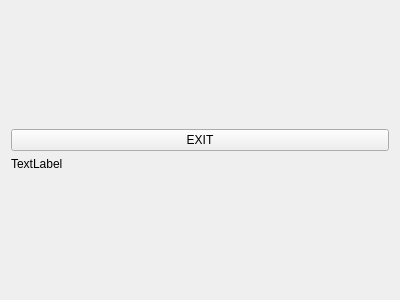
This is src/mainwindow.ui in MrFrangipane/frangitron-raspberry as Qt 5 draws it before an edit. The edited form follows.
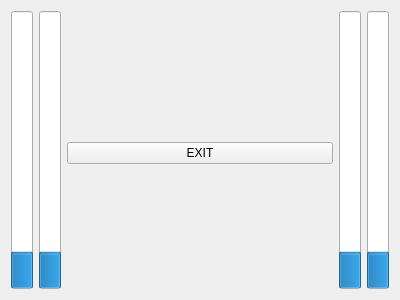
This is the edited form.

The edit to the form file:
```diff
--- a/src/mainwindow.ui
+++ b/src/mainwindow.ui
@@ -13,22 +13,20 @@
   <property name="windowTitle">
    <string>MainWindow</string>
   </property>
+  <property name="styleSheet">
+   <string notr="true">QProgressBar::chunk::vertical {
+	height: 1 px;
+}</string>
+  </property>
   <layout class="QGridLayout" name="gridLayout">
-   <item row="2" column="0">
-    <widget class="QLabel" name="label">
-     <property name="text">
-      <string>TextLabel</string>
-     </property>
-    </widget>
-   </item>
-   <item row="1" column="0">
+   <item row="1" column="2">
     <widget class="QPushButton" name="exit">
      <property name="text">
       <string>EXIT</string>
      </property>
     </widget>
    </item>
-   <item row="0" column="0">
+   <item row="0" column="2">
     <spacer name="verticalSpacer">
      <property name="orientation">
       <enum>Qt::Vertical</enum>
@@ -41,7 +39,7 @@
      </property>
     </spacer>
    </item>
-   <item row="3" column="0">
+   <item row="2" column="2">
     <spacer name="verticalSpacer_2">
      <property name="orientation">
       <enum>Qt::Vertical</enum>
@@ -54,6 +52,73 @@
      </property>
     </spacer>
    </item>
+   <item row="0" column="0" rowspan="3">
+    <widget class="QProgressBar" name="rmsInL">
+     <property name="maximum">
+      <number>200</number>
+     </property>
+     <property name="value">
+      <number>24</number>
+     </property>
+     <property name="textVisible">
+      <bool>false</bool>
+     </property>
+     <property name="orientation">
+      <enum>Qt::Vertical</enum>
+     </property>
+    </widget>
+   </item>
+   <item row="0" column="1" rowspan="3">
+    <widget class="QProgressBar" name="rmsInR">
+     <property name="maximum">
+      <number>200</number>
+     </property>
+     <property name="value">
+      <number>24</number>
+     </property>
+     <property name="textVisible">
+      <bool>false</bool>
+     </property>
+     <property name="orientation">
+      <enum>Qt::Vertical</enum>
+     </property>
+    </widget>
+   </item>
+   <item row="0" column="3" rowspan="3">
+    <widget class="QProgressBar" name="rmsOutL">
+     <property name="maximum">
+      <number>200</number>
+     </property>
+     <property name="value">
+      <number>24</number>
+     </property>
+     <property name="textVisible">
+      <bool>false</bool>
+     </property>
+     <property name="orientation">
+      <enum>Qt::Vertical</enum>
+     </property>
+    </widget>
+   </item>
+   <item row="0" column="4" rowspan="3">
+    <widget class="QProgressBar" name="rmsOutR">
+     <property name="maximum">
+      <number>200</number>
+     </property>
+     <property name="value">
+      <number>24</number>
+     </property>
+     <property name="textVisible">
+      <bool>false</bool>
+     </property>
+     <property name="orientation">
+      <enum>Qt::Vertical</enum>
+     </property>
+     <property name="invertedAppearance">
+      <bool>false</bool>
+     </property>
+    </widget>
+   </item>
   </layout>
  </widget>
  <layoutdefault spacing="6" margin="11"/>
```
